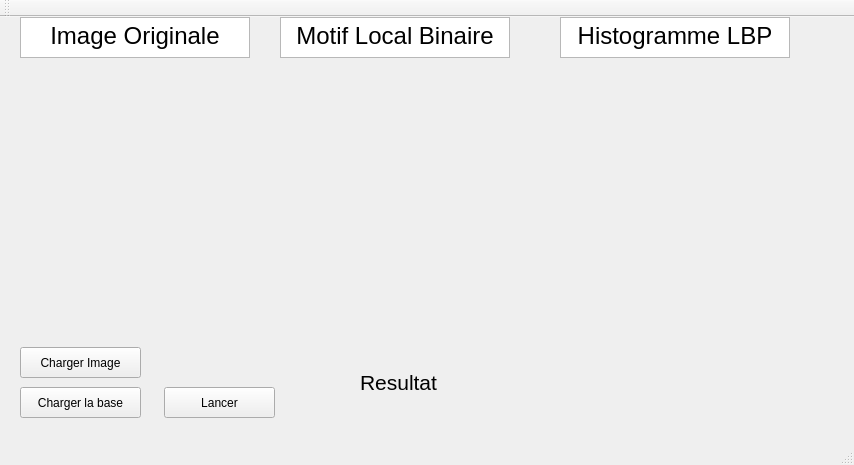
Qt form mainwindow.ui (redaaa99/faceReco) before a commit.
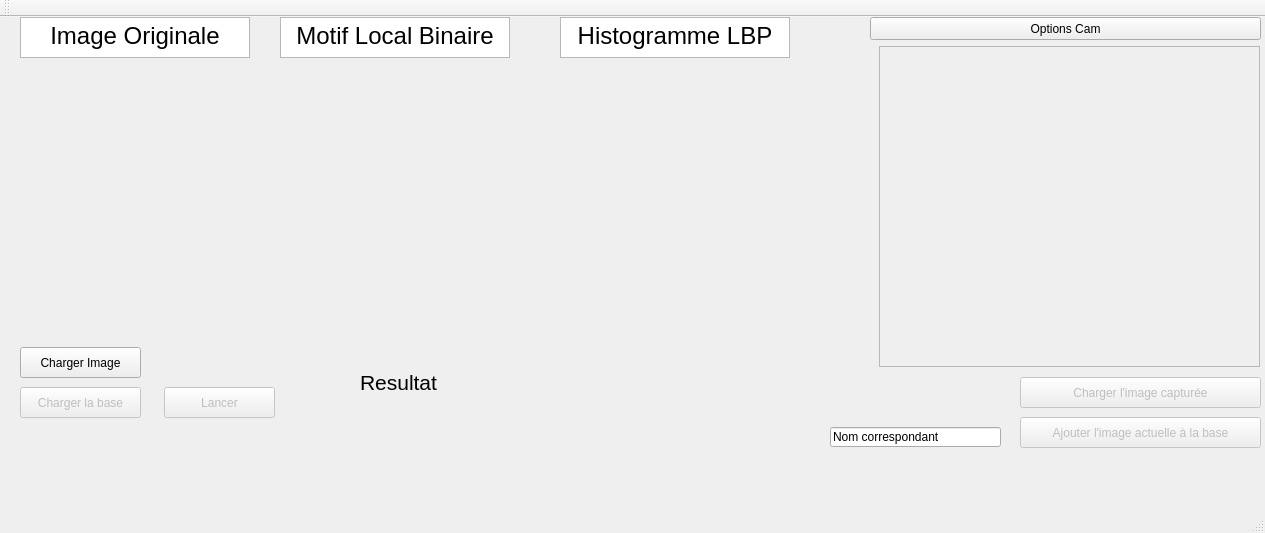
The same form after that commit.

The edit to the form file:
```diff
--- a/mainwindow.ui
+++ b/mainwindow.ui
@@ -6,8 +6,8 @@
    <rect>
     <x>0</x>
     <y>0</y>
-    <width>854</width>
-    <height>465</height>
+    <width>1265</width>
+    <height>533</height>
    </rect>
   </property>
   <property name="windowTitle">
@@ -130,6 +130,9 @@
     </property>
    </widget>
    <widget class="QPushButton" name="pushButton_2">
+    <property name="enabled">
+     <bool>false</bool>
+    </property>
     <property name="geometry">
      <rect>
       <x>20</x>
@@ -143,6 +146,9 @@
     </property>
    </widget>
    <widget class="QPushButton" name="pushButton_3">
+    <property name="enabled">
+     <bool>false</bool>
+    </property>
     <property name="geometry">
      <rect>
       <x>164</x>
@@ -173,6 +179,116 @@
      <string>Resultat</string>
     </property>
    </widget>
+   <widget class="QPushButton" name="optionsPushButton">
+    <property name="geometry">
+     <rect>
+      <x>870</x>
+      <y>0</y>
+      <width>391</width>
+      <height>23</height>
+     </rect>
+    </property>
+    <property name="text">
+     <string>Options Cam</string>
+    </property>
+   </widget>
+   <widget class="QScrollArea" name="scrollArea">
+    <property name="geometry">
+     <rect>
+      <x>879</x>
+      <y>29</y>
+      <width>381</width>
+      <height>321</height>
+     </rect>
+    </property>
+    <property name="widgetResizable">
+     <bool>true</bool>
+    </property>
+    <widget class="QWidget" name="scrollAreaWidgetContents">
+     <property name="geometry">
+      <rect>
+       <x>0</x>
+       <y>0</y>
+       <width>379</width>
+       <height>319</height>
+      </rect>
+     </property>
+    </widget>
+   </widget>
+   <widget class="QLabel" name="label_5">
+    <property name="geometry">
+     <rect>
+      <x>760</x>
+      <y>400</y>
+      <width>491</width>
+      <height>20</height>
+     </rect>
+    </property>
+    <property name="text">
+     <string/>
+    </property>
+   </widget>
+   <widget class="QPushButton" name="pushButton_4">
+    <property name="enabled">
+     <bool>false</bool>
+    </property>
+    <property name="geometry">
+     <rect>
+      <x>1020</x>
+      <y>360</y>
+      <width>241</width>
+      <height>31</height>
+     </rect>
+    </property>
+    <property name="text">
+     <string>Charger l'image capturée</string>
+    </property>
+   </widget>
+   <widget class="QPushButton" name="pushButton_5">
+    <property name="enabled">
+     <bool>false</bool>
+    </property>
+    <property name="geometry">
+     <rect>
+      <x>1020</x>
+      <y>400</y>
+      <width>241</width>
+      <height>31</height>
+     </rect>
+    </property>
+    <property name="text">
+     <string>Ajouter l'image actuelle à la base</string>
+    </property>
+   </widget>
+   <widget class="QLineEdit" name="lineEdit">
+    <property name="geometry">
+     <rect>
+      <x>830</x>
+      <y>410</y>
+      <width>171</width>
+      <height>20</height>
+     </rect>
+    </property>
+    <property name="text">
+     <string>Nom correspondant</string>
+    </property>
+    <property name="placeholderText">
+     <string comment="Nom correspondant" extracomment="Nom correspondant"/>
+    </property>
+   </widget>
+   <widget class="QLabel" name="label_6">
+    <property name="geometry">
+     <rect>
+      <x>900</x>
+      <y>450</y>
+      <width>251</width>
+      <height>16</height>
+     </rect>
+    </property>
+    <property name="text">
+     <string/>
+    </property>
+   </widget>
   </widget>
   <widget class="QMenuBar" name="menuBar">
    <property name="geometry">
```
Left out of the diff: 2 changed lines with no effect on the pictures.
